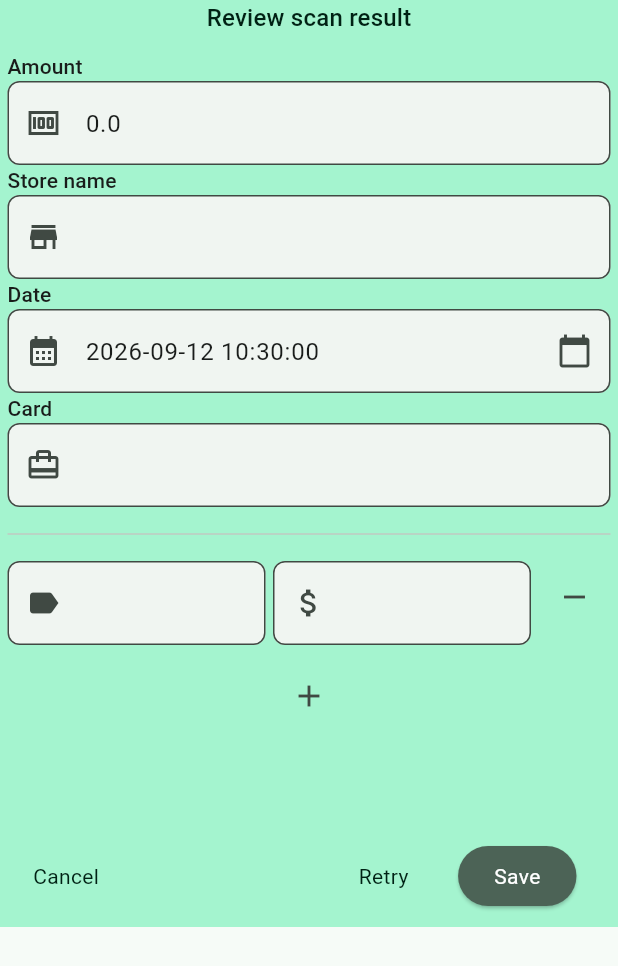
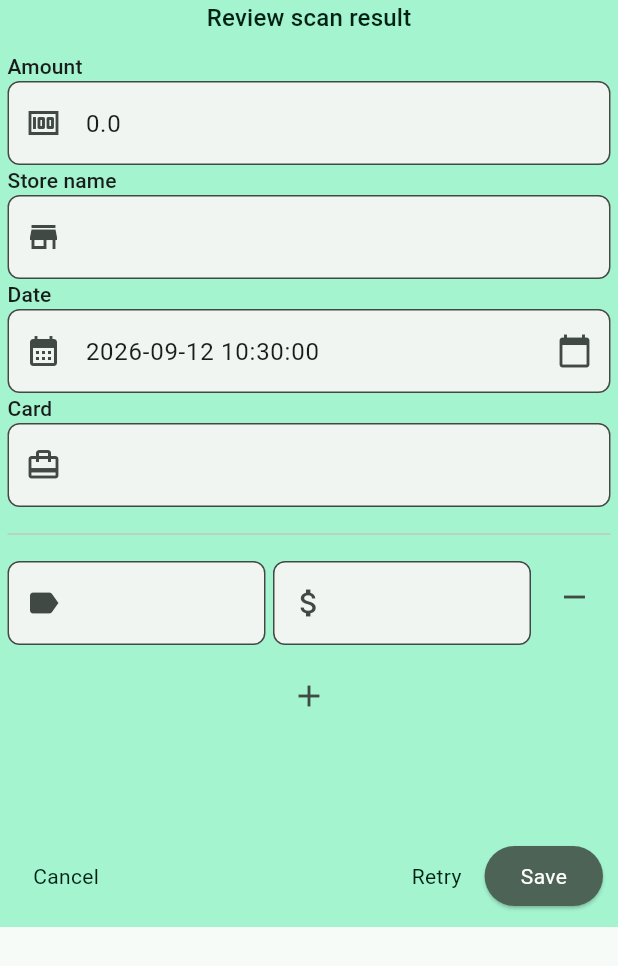
Before and after one commit to agf13/spending_docs, a Flutter app: the ReviewScan widget shown alone on an empty page, opened directly with empty values, after a tap on the "add" icon, on a phone screen of 412 x 824 dp. Shown: the top 966 px of the screen. Run offline on Flutter 3.47's test engine with Material 3 defaults, Android fonts, the phone set to English and light mode, and no system bars; our stand-ins replace bloc_concurrency, camera, drift, drift_flutter, equatable, flutter_bloc and 2 more; missing offline and left inert: file_selector; accounts and stored records are empty; generated files the repository leaves out were written again.

Commit message:
Solved on add missing animation on review screen and a layout problem with the buttons

```diff
--- a/lib/features/scan/presentation/widgets/review_scan.dart
+++ b/lib/features/scan/presentation/widgets/review_scan.dart
@@ -71,12 +71,16 @@ class _ReviewScanState extends State<ReviewScan> {
       children: [
         // Title
         formTitle(),
+
         // Spacer
         SizedBox(height: 5),
+
         // Animated list with receipt details
         Expanded(child: receiptDetails()),
+
         // Spacer
         SizedBox(height: 5),
+
         // Actions
         formActions(),
       ],
@@ -178,19 +182,14 @@ class _ReviewScanState extends State<ReviewScan> {
         mainAxisAlignment: MainAxisAlignment.spaceBetween,
         children: [
           // Group cancel and a container to nicely allign
-          Expanded(
-            child: Row(
+          Row(
             children: [
               // Cancel
               cancelButton(),
-                // Spacer
-                Container(),
             ],
           ),
-          ),
           // Group retry and save buttons toghether
-          Expanded(
-            child: Row(
+          Row(
             mainAxisAlignment: MainAxisAlignment.spaceEvenly,
             children: [
               // Retry
@@ -198,7 +197,6 @@ class _ReviewScanState extends State<ReviewScan> {
               // Save
               saveButton(),
             ],
-            ),
           ),
         ],
       ),
@@ -270,7 +268,7 @@ class _ReviewScanState extends State<ReviewScan> {
   void onAddItem() {
     _receiptFormState.items.add(ReviewReceiptItemState());
     _animatedKey.currentState?.insertItem(
-      _receiptFormState.items.length + 2,
+      _receiptFormState.items.length + 1,
       duration: Duration(milliseconds: 200),
     );
   }
```
Lines whose indentation alone changed are shown as unchanged.
